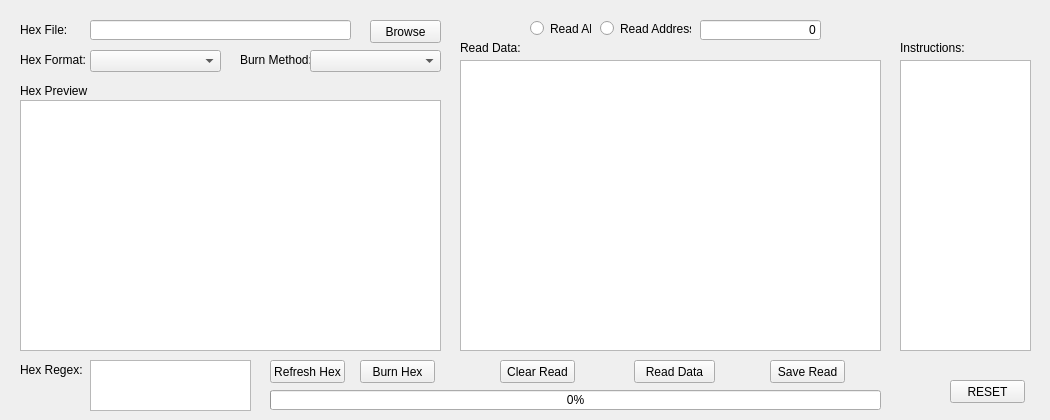
This is src/user-interfaces/gui-programmer.ui in Donn13Darko/uC_Interfacer as Qt 5 draws it before an edit. The edited form follows.
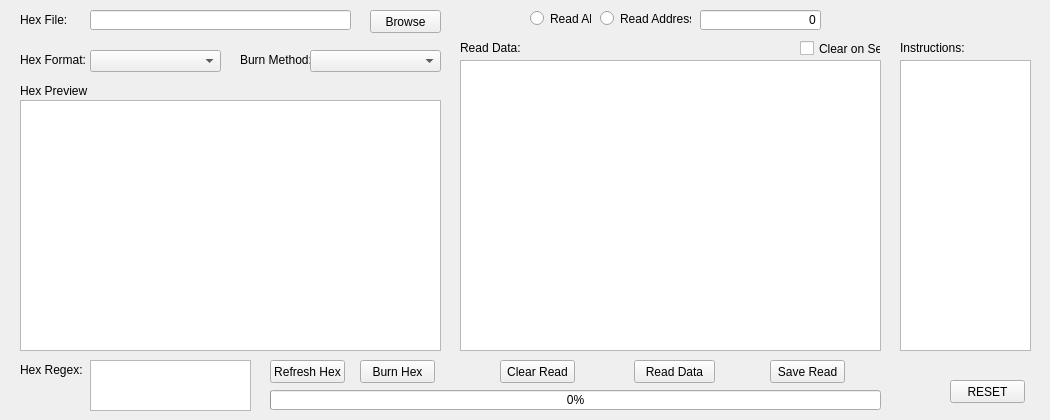
This is the edited form.

Commit message: Added progress bar to programmer/data transmit/custom cmd guis, updating fsm for efficiency and worked on some custom options settings

Patch:
```diff
--- a/src/user-interfaces/gui-programmer.ui
+++ b/src/user-interfaces/gui-programmer.ui
@@ -17,7 +17,7 @@
    <property name="geometry">
     <rect>
      <x>90</x>
-     <y>20</y>
+     <y>10</y>
      <width>261</width>
      <height>20</height>
     </rect>
@@ -27,7 +27,7 @@
    <property name="geometry">
     <rect>
      <x>20</x>
-     <y>20</y>
+     <y>10</y>
      <width>71</width>
      <height>20</height>
     </rect>
@@ -40,7 +40,7 @@
    <property name="geometry">
     <rect>
      <x>370</x>
-     <y>20</y>
+     <y>10</y>
      <width>71</width>
      <height>23</height>
     </rect>
@@ -160,7 +160,7 @@
    <property name="geometry">
     <rect>
      <x>530</x>
-     <y>20</y>
+     <y>10</y>
      <width>61</width>
      <height>17</height>
     </rect>
@@ -176,7 +176,7 @@
    <property name="geometry">
     <rect>
      <x>600</x>
-     <y>20</y>
+     <y>10</y>
      <width>91</width>
      <height>17</height>
     </rect>
@@ -192,7 +192,7 @@
    <property name="geometry">
     <rect>
      <x>700</x>
-     <y>20</y>
+     <y>10</y>
      <width>121</width>
      <height>20</height>
     </rect>
@@ -392,6 +392,35 @@
     <number>0</number>
    </property>
   </widget>
+  <widget class="QLabel" name="ProgrammerProgress_Label">
+   <property name="geometry">
+    <rect>
+     <x>270</x>
+     <y>390</y>
+     <width>571</width>
+     <height>20</height>
+    </rect>
+   </property>
+   <property name="text">
+    <string/>
+   </property>
+   <property name="alignment">
+    <set>Qt::AlignCenter</set>
+   </property>
+  </widget>
+  <widget class="QCheckBox" name="ClearOnSet_CheckBox">
+   <property name="geometry">
+    <rect>
+     <x>800</x>
+     <y>40</y>
+     <width>81</width>
+     <height>17</height>
+    </rect>
+   </property>
+   <property name="text">
+    <string>Clear on Set</string>
+   </property>
+  </widget>
  </widget>
  <resources/>
  <connections/>
```
The commit also changes 23 other files.
